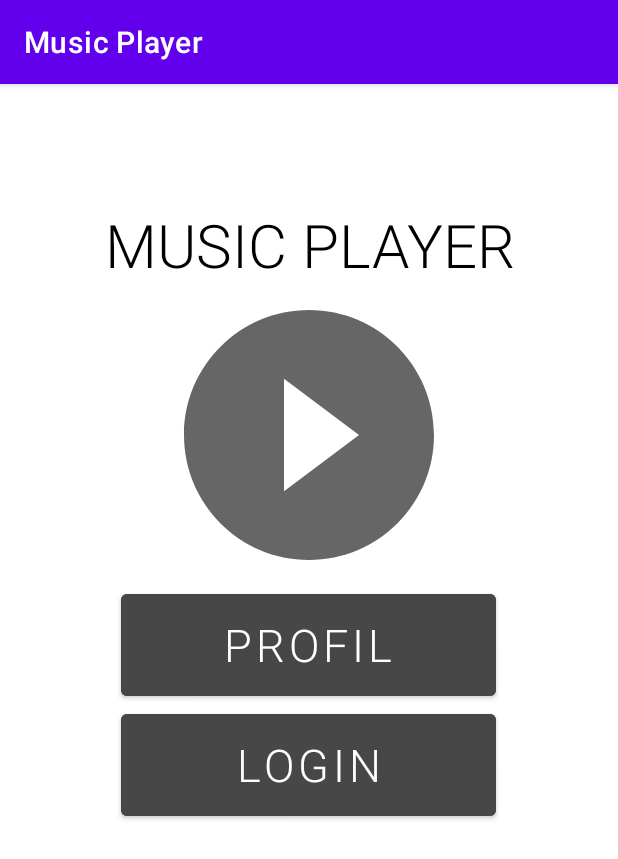
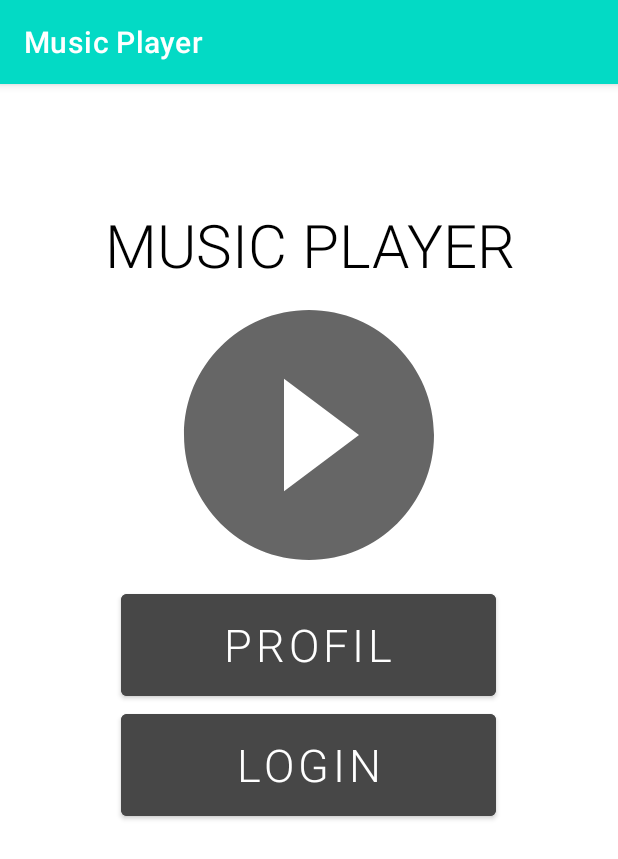
Before and after one commit to danielwj00/UTS_Mobile_00000029854, an Android app: the screen it shows after launch (MainActivity), on a phone screen of 412 x 824 dp. Shown: the top 859 px of the screen. Run offline under Robolectric (Android 15) with nearby library versions, the light colour scheme and no system bars.

Commit message:
First Commit

```diff
--- a/Project2/app/src/main/res/values/themes.xml
+++ b/Project2/app/src/main/res/values/themes.xml
@@ -2,12 +2,12 @@
     <!-- Base application theme. -->
     <style name="Theme.Project1" parent="Theme.MaterialComponents.DayNight.DarkActionBar">
         <!-- Primary brand color. -->
-        <item name="colorPrimary">@color/purple_500</item>
-        <item name="colorPrimaryVariant">@color/purple_700</item>
+        <item name="colorPrimary">@color/teal_200</item>
+        <item name="colorPrimaryVariant">@color/teal_700</item>
         <item name="colorOnPrimary">@color/white</item>
         <!-- Secondary brand color. -->
-        <item name="colorSecondary">@color/teal_200</item>
-        <item name="colorSecondaryVariant">@color/teal_700</item>
+        <item name="colorSecondary">@color/gray_light</item>
+        <item name="colorSecondaryVariant">@color/gray</item>
         <item name="colorOnSecondary">@color/black</item>
         <!-- Status bar color. -->
         <item name="android:statusBarColor" tools:targetApi="l">?attr/colorPrimaryVariant</item>
```
Also changed, not shown: 1 other file.
